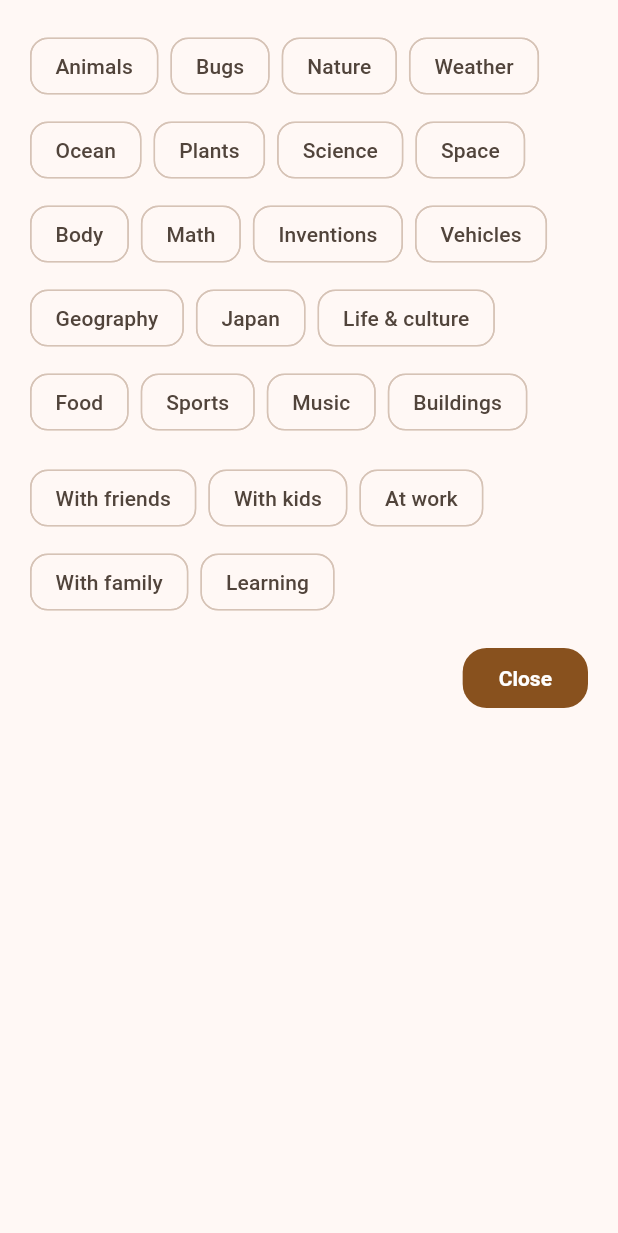
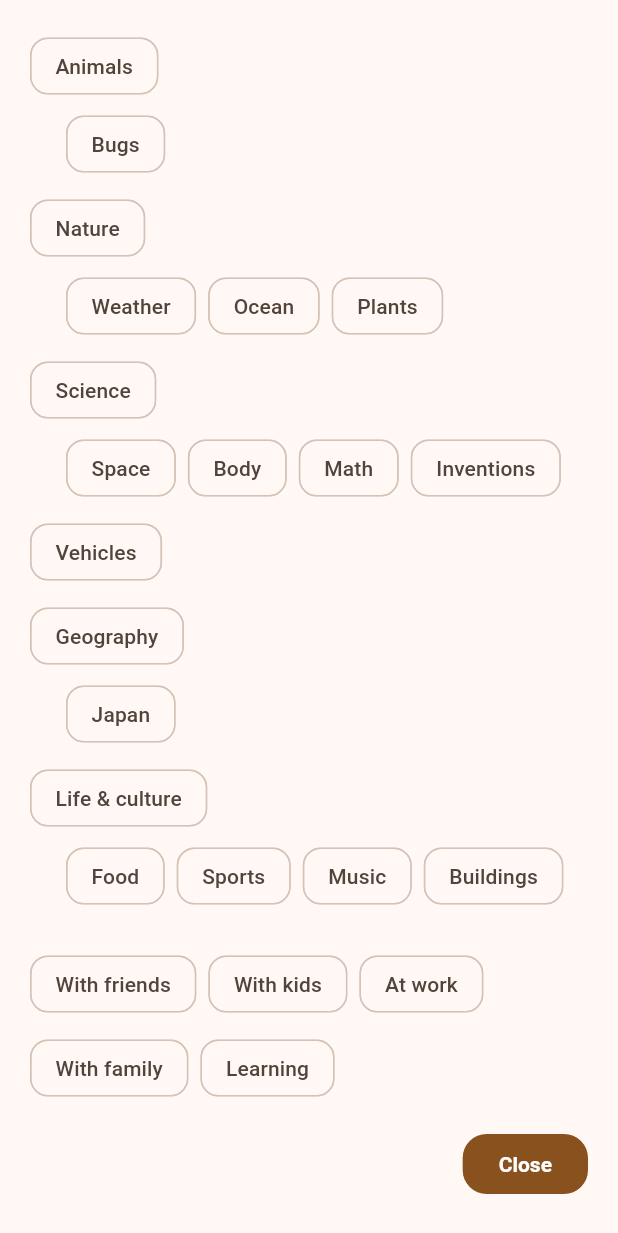
Before and after one commit to zka32101/knowly, a Flutter app: the _FilterSheet widget shown alone on an empty page, opened directly, on a phone screen of 412 x 824 dp. Shown: the top 1233 px of the screen. Run offline on Flutter 3.47's test engine with Material 3 defaults, Android fonts, the phone set to English and light mode, and no system bars; our stand-ins replace audio_service, firebase_core, flutter_local_notifications, flutter_riverpod, flutter_timezone, flutter_tts and 4 more; missing offline and left inert: cross_promo_kit, home_widget, purchases_flutter; accounts and stored records are empty.

Commit message:
UX: show categories as parent/child chip groups (filter sheet, library, interests, onboarding)
Co-Authored-By: Claude Sonnet 5.5 <noreply@anthropic.com>
Claude-Session: https://claude.ai/code/session_01TV5FS5z2TaHhGRMDVKXkpw

```diff
--- a/lib/models/category.dart
+++ b/lib/models/category.dart
@@ -61,6 +61,9 @@ class CategoryRegistry {
     return out;
   }
 
+  /// [id] の階層の深さ（いちばん上は0）。
+  static int depth(String id) => ancestors(id).length;
+
   /// 雑学のカテゴリー [itemCategory] が、選んだカテゴリー [selected] のどれかに入るか（親を選ぶと子もふくむ）。
   static bool matches(Set<String> selected, String itemCategory) {
     if (selected.contains(itemCategory)) return true;
--- a/lib/screens/home_screen.dart
+++ b/lib/screens/home_screen.dart
@@ -4,6 +4,7 @@ import 'package:go_router/go_router.dart';
 
 import '../l10n/app_localizations.dart';
 import '../l10n/labels.dart';
+import '../widgets/category_chips.dart';
 import '../models/age_band.dart';
 import '../models/trivia.dart';
 import '../services/tts.dart';
@@ -27,7 +28,8 @@ class HomeScreen extends ConsumerWidget {
   @override
   Widget build(BuildContext context, WidgetRef ref) {
     final l = AppLocalizations.of(context);
-    final band = ref.watch(settingsProvider.select((s) => s.ageBand)) ?? AgeBand.adult;
+    final band =
+        ref.watch(settingsProvider.select((s) => s.ageBand)) ?? AgeBand.adult;
 
     return Scaffold(
       appBar: AppBar(
@@ -101,7 +103,8 @@ class _KidsHomeState extends ConsumerState<_KidsHome> {
     final lang = ref.watch(contentLanguageProvider);
     // 見た雑学として記録する（相棒の成長用）。
     WidgetsBinding.instance.addPostFrameCallback(
-        (_) => ref.read(settingsProvider.notifier).markSeen(item.id));
+      (_) => ref.read(settingsProvider.notifier).markSeen(item.id),
+    );
 
     return Padding(
       padding: const EdgeInsets.all(24),
@@ -117,19 +120,22 @@ class _KidsHomeState extends ConsumerState<_KidsHome> {
                   const SizedBox(height: 16),
                   TriviaIllustration(id: item.illustration, size: 120),
                   const SizedBox(height: 16),
-                  WrapText(level.title,
+                  WrapText(
+                    level.title,
                     key: const Key('kids_title'),
                     wordWrap: lang == 'ja',
                     textAlign: TextAlign.center,
-                      style: Theme.of(context)
-                          .textTheme
-                          .headlineMedium
-                          ?.copyWith(fontWeight: FontWeight.bold)),
+                    style: Theme.of(context).textTheme.headlineMedium?.copyWith(
+                      fontWeight: FontWeight.bold,
+                    ),
+                  ),
                   const SizedBox(height: 16),
-                  WrapText(level.body,
+                  WrapText(
+                    level.body,
                     wordWrap: lang == 'ja',
                     textAlign: TextAlign.center,
-                      style: Theme.of(context).textTheme.headlineSmall),
+                    style: Theme.of(context).textTheme.headlineSmall,
+                  ),
                 ],
               ),
             ),
@@ -138,15 +144,19 @@ class _KidsHomeState extends ConsumerState<_KidsHome> {
           if (_whyCount >= whyChainCheerAt)
             Padding(
               padding: const EdgeInsets.only(bottom: 8),
-              child: Text(l.whyCheer(_whyCount),
+              child: Text(
+                l.whyCheer(_whyCount),
                 key: const Key('why_cheer'),
                 textAlign: TextAlign.center,
-                  style: Theme.of(context).textTheme.titleMedium),
+                style: Theme.of(context).textTheme.titleMedium,
+              ),
             ),
           if (why != null) ...[
             OutlinedButton(
               key: const Key('kids_why'),
-              style: OutlinedButton.styleFrom(minimumSize: const Size.fromHeight(64)),
+              style: OutlinedButton.styleFrom(
+                minimumSize: const Size.fromHeight(64),
+              ),
               onPressed: () {
                 ref.read(ttsProvider).stop();
                 setState(() {
@@ -157,23 +167,33 @@ class _KidsHomeState extends ConsumerState<_KidsHome> {
               child: Row(
                 mainAxisAlignment: MainAxisAlignment.center,
                 children: [
-                  Text(l.whyButton,
-                      style: const TextStyle(fontSize: 22, fontWeight: FontWeight.bold)),
+                  Text(
+                    l.whyButton,
+                    style: const TextStyle(
+                      fontSize: 22,
+                      fontWeight: FontWeight.bold,
+                    ),
+                  ),
                   const SizedBox(width: 12),
                   Flexible(
-                    child: WrapText(why.question,
+                    child: WrapText(
+                      why.question,
                       wordWrap: lang == 'ja',
-                        style: const TextStyle(fontSize: 16)),
+                      style: const TextStyle(fontSize: 16),
+                    ),
                   ),
                 ],
               ),
             ),
             const SizedBox(height: 12),
           ],
-          if (ref.watch(triviaRepositoryProvider).quizFor(item.id) case final quiz?) ...[
+          if (ref.watch(triviaRepositoryProvider).quizFor(item.id)
+              case final quiz?) ...[
             FilledButton.icon(
               key: const Key('quiz_button'),
-              style: FilledButton.styleFrom(minimumSize: const Size.fromHeight(64)),
+              style: FilledButton.styleFrom(
+                minimumSize: const Size.fromHeight(64),
+              ),
               icon: const Icon(Icons.quiz_outlined, size: 32),
               label: Text(l.quizButton, style: const TextStyle(fontSize: 20)),
               onPressed: () => showQuizSheet(
@@ -190,9 +210,14 @@ class _KidsHomeState extends ConsumerState<_KidsHome> {
               Expanded(
                 child: FilledButton.tonalIcon(
                   key: const Key('kids_listen'),
-                  style: FilledButton.styleFrom(minimumSize: const Size.fromHeight(64)),
+                  style: FilledButton.styleFrom(
+                    minimumSize: const Size.fromHeight(64),
+                  ),
                   icon: const Icon(Icons.volume_up, size: 32),
-                  label: Text(l.kidsListen, style: const TextStyle(fontSize: 20)),
+                  label: Text(
+                    l.kidsListen,
+                    style: const TextStyle(fontSize: 20),
+                  ),
                   onPressed: () => ref
                       .read(ttsProvider)
                       .speak('${level.title}。${level.body}', language: lang),
@@ -202,7 +227,9 @@ class _KidsHomeState extends ConsumerState<_KidsHome> {
               Expanded(
                 child: FilledButton.icon(
                   key: const Key('kids_next'),
-                  style: FilledButton.styleFrom(minimumSize: const Size.fromHeight(64)),
+                  style: FilledButton.styleFrom(
+                    minimumSize: const Size.fromHeight(64),
+                  ),
                   icon: const Icon(Icons.arrow_forward, size: 32),
                   label: Text(l.kidsNext, style: const TextStyle(fontSize: 20)),
                   onPressed: () {
@@ -239,7 +266,8 @@ class _FeedHome extends ConsumerWidget {
     // Kids/Junior の日本語は、単語の途中で折り返さない。
     final wordWrap = band.isChild && ref.watch(contentLanguageProvider) == 'ja';
 
-    final hasFilter = settings.categories.isNotEmpty || settings.scenes.isNotEmpty;
+    final hasFilter =
+        settings.categories.isNotEmpty || settings.scenes.isNotEmpty;
 
     final streak = band.isTeenOrAdult
         ? computeStreak(settings.readDays, ref.watch(nowProvider))
@@ -256,7 +284,9 @@ class _FeedHome extends ConsumerWidget {
               title: Text(l.hintHomeTips),
               trailing: TextButton(
                 key: const Key('home_tips_dismiss'),
-                onPressed: () => ref.read(settingsProvider.notifier).markHintSeen('home_tips'),
+                onPressed: () => ref
+                    .read(settingsProvider.notifier)
+                    .markHintSeen('home_tips'),
                 child: Text(l.hintGotIt),
               ),
             ),
@@ -294,9 +324,13 @@ class _FeedHome extends ConsumerWidget {
             FilledButton.tonalIcon(
               key: const Key('filter_button'),
               icon: const Icon(Icons.filter_list),
-              label: Text(hasFilter
-                  ? l.filterButtonActive(settings.categories.length + settings.scenes.length)
-                  : l.filterButton),
+              label: Text(
+                hasFilter
+                    ? l.filterButtonActive(
+                        settings.categories.length + settings.scenes.length,
+                      )
+                    : l.filterButton,
+              ),
               onPressed: () => showModalBottomSheet<void>(
                 context: context,
                 isScrollControlled: true,
@@ -304,7 +338,10 @@ class _FeedHome extends ConsumerWidget {
               ),
             ),
             if (hasFilter)
-              TextButton(onPressed: notifier.clearFilters, child: Text(l.filterReset)),
+              TextButton(
+                onPressed: notifier.clearFilters,
+                child: Text(l.filterReset),
+              ),
           ],
         ),
         const SizedBox(height: 12),
@@ -384,16 +421,21 @@ class _TriviaCard extends StatelessWidget {
                 child: Column(
                   crossAxisAlignment: CrossAxisAlignment.start,
                   children: [
-                    Text(badge ?? categoryLabel(l, item.category),
+                    Text(
+                      badge ?? categoryLabel(l, item.category),
                       key: badge == null ? null : const Key('reason_badge'),
                       style: Theme.of(context).textTheme.labelSmall?.copyWith(
                         color: badge == null
                             ? null
-                                : Theme.of(context).colorScheme.primary)),
+                            : Theme.of(context).colorScheme.primary,
+                      ),
+                    ),
                     const SizedBox(height: 4),
-                    WrapText(level.title,
+                    WrapText(
+                      level.title,
                       wordWrap: wordWrap,
-                        style: Theme.of(context).textTheme.titleMedium),
+                      style: Theme.of(context).textTheme.titleMedium,
+                    ),
                   ],
                 ),
               ),
@@ -423,18 +465,13 @@ class _FilterSheet extends ConsumerWidget {
           mainAxisSize: MainAxisSize.min,
           crossAxisAlignment: CrossAxisAlignment.start,
           children: [
-            Wrap(
-              spacing: 8,
-              runSpacing: 8,
+            // チップが多くても、「閉じる」は下に出したままにする（チップの部分だけスクロール）。
+            Flexible(
+              child: SingleChildScrollView(
+                child: Column(
+                  crossAxisAlignment: CrossAxisAlignment.start,
                   children: [
-                for (final c in ref.watch(categoryIdsProvider))
-                  FilterChip(
-                    label: Text(categoryLabel(l, c)),
-                    selected: settings.categories.contains(c),
-                    onSelected: (_) => notifier.toggleCategory(c),
-                  ),
-              ],
-            ),
+                    CategoryChips(selected: settings.categories, onToggle: notifier.toggleCategory),
             if (band.isTeenOrAdult) ...[
                       const SizedBox(height: 16),
                       Wrap(
@@ -450,6 +487,10 @@ class _FilterSheet extends ConsumerWidget {
                         ],
                       ),
                     ],
+                  ],
+                ),
+              ),
+            ),
             const SizedBox(height: 16),
             Align(
               alignment: Alignment.centerRight,
@@ -481,7 +522,9 @@ class _InterestSection extends ConsumerWidget {
 
     Widget header({bool edit = true}) => Row(
       children: [
-            Expanded(child: Text(l.interestsSection, style: theme.textTheme.titleSmall)),
+        Expanded(
+          child: Text(l.interestsSection, style: theme.textTheme.titleSmall),
+        ),
         if (edit)
           TextButton(
             key: const Key('interests_edit'),
@@ -540,9 +583,12 @@ String seasonLabel(AppLocalizations l, Season s) => switch (s) {
   Season.winter => l.seasonWinter,
 };
 
-String reasonLabel(AppLocalizations l, TimingReason r, Season? season) => switch (r) {
+String reasonLabel(AppLocalizations l, TimingReason r, Season? season) =>
+    switch (r) {
       TimingReason.date => l.reasonDate,
-      TimingReason.season => l.reasonSeason(season == null ? '' : seasonLabel(l, season)),
+      TimingReason.season => l.reasonSeason(
+        season == null ? '' : seasonLabel(l, season),
+      ),
       TimingReason.night => l.reasonNight,
       TimingReason.morning => l.reasonMorning,
       TimingReason.evening => l.reasonEvening,
@@ -559,10 +605,13 @@ class _TimingSection extends ConsumerWidget {
     final picks = ref.watch(timingPicksProvider);
     if (picks.isEmpty) return const SizedBox.shrink();
     final resolve = ref.watch(levelResolverProvider);
-    final band = ref.watch(settingsProvider.select((s) => s.ageBand)) ?? AgeBand.adult;
+    final band =
+        ref.watch(settingsProvider.select((s) => s.ageBand)) ?? AgeBand.adult;
     final wordWrap = band.isChild && ref.watch(contentLanguageProvider) == 'ja';
     final hemisphere = ref.watch(hemisphereProvider);
-    final season = hemisphere == null ? null : seasonFor(ref.watch(nowProvider), hemisphere);
+    final season = hemisphere == null
+        ? null
+        : seasonFor(ref.watch(nowProvider), hemisphere);
 
     return Column(
       key: const Key('timing_section'),
--- /dev/null
+++ b/lib/widgets/category_chips.dart
@@ -0,0 +1,58 @@
+import 'package:flutter/material.dart';
+import 'package:flutter_riverpod/flutter_riverpod.dart';
+
+import '../l10n/app_localizations.dart';
+import '../l10n/labels.dart';
+import '../models/category.dart';
+import '../state/providers.dart';
+
+/// カテゴリーのチップ。親のチップの下に、子のチップを1段インデントして並べる。
+/// 親を選ぶと、子の雑学もふくまれる（子だけを選ぶこともできる）。
+class CategoryChips extends ConsumerWidget {
+  const CategoryChips({
+    super.key,
+    required this.selected,
+    required this.onToggle,
+    this.keyPrefix = 'filter_cat_',
+  });
+
+  final Set<String> selected;
+  final void Function(String id) onToggle;
+  final String keyPrefix;
+
+  @override
+  Widget build(BuildContext context, WidgetRef ref) {
+    final l = AppLocalizations.of(context);
+    final ids = ref.watch(categoryIdsProvider);
+    Widget chip(String c) => FilterChip(
+          key: Key('$keyPrefix$c'),
+          label: Text(categoryLabel(l, c)),
+          selected: selected.contains(c),
+          onSelected: (_) => onToggle(c),
+        );
+    return Column(
+      crossAxisAlignment: CrossAxisAlignment.start,
+      children: [
+        for (final p in ids)
+          if (CategoryRegistry.depth(p) == 0)
+            Padding(
+              padding: const EdgeInsets.only(bottom: 8),
+              child: Column(
+                crossAxisAlignment: CrossAxisAlignment.start,
+                children: [
+                  chip(p),
+                  if (ids.any((k) => CategoryRegistry.get(k)?.parent == p))
+                    Padding(
+                      padding: const EdgeInsets.only(left: 24, top: 4),
+                      child: Wrap(spacing: 8, runSpacing: 4, children: [
+                        for (final k in ids)
+                          if (CategoryRegistry.get(k)?.parent == p) chip(k),
+                      ]),
+                    ),
+                ],
+              ),
+            ),
+      ],
+    );
+  }
+}
```
Also changed, not shown: lib/screens/interests_screen.dart (+5 -13 lines), lib/screens/library_screen.dart (+6 -9 lines), lib/screens/onboarding_screen.dart (+5 -12 lines), 1 other file. Lines whose indentation alone changed are shown as unchanged.
